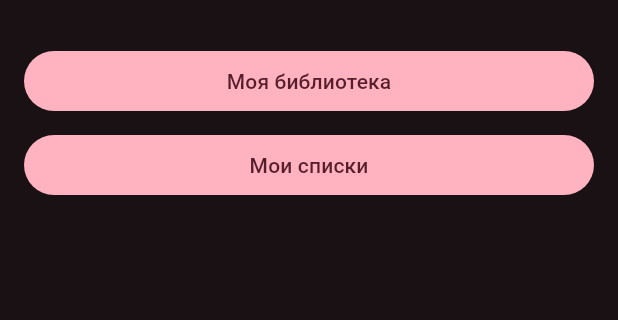
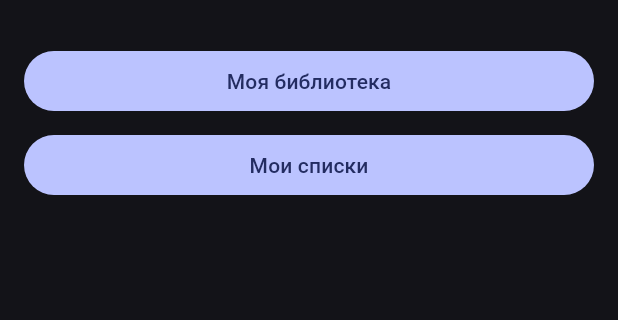
Before and after one commit to nik0nikoni/WatchList, a Flutter app: the screen it shows after launch, on a phone screen of 412 x 824 dp, the part 63-383 px from its top. Run offline on Flutter 3.47's test engine with Material 3 defaults, Android fonts, the phone set to English and light mode, and no system bars.

Commit message:
Тема: новый seed-цвет

```diff
--- a/lib/main.dart
+++ b/lib/main.dart
@@ -9,7 +9,7 @@ class MyApp extends StatelessWidget {
   @override
   Widget build(BuildContext context) {
     final scheme = ColorScheme.fromSeed(
-      seedColor: const Color(0xFFD81B60), // малиново-розовый; попробуйте и другие
+      seedColor: const Color(0xFF3D5AFE), // электрический индиго
       brightness: Brightness.dark,
     );
 
```
